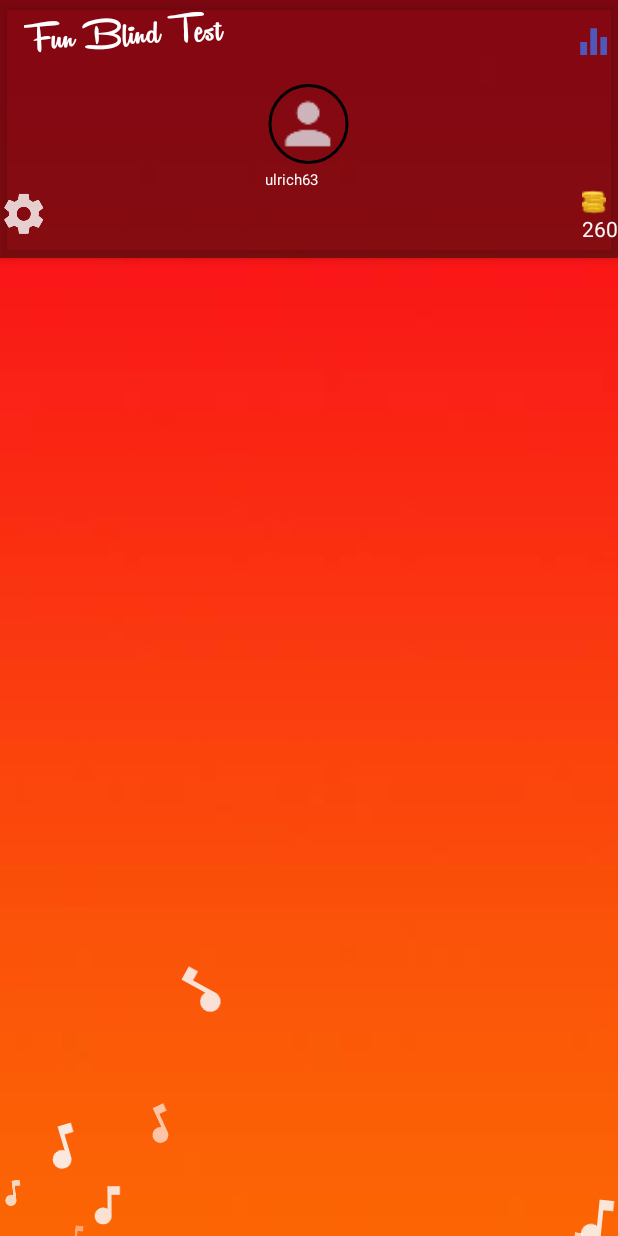
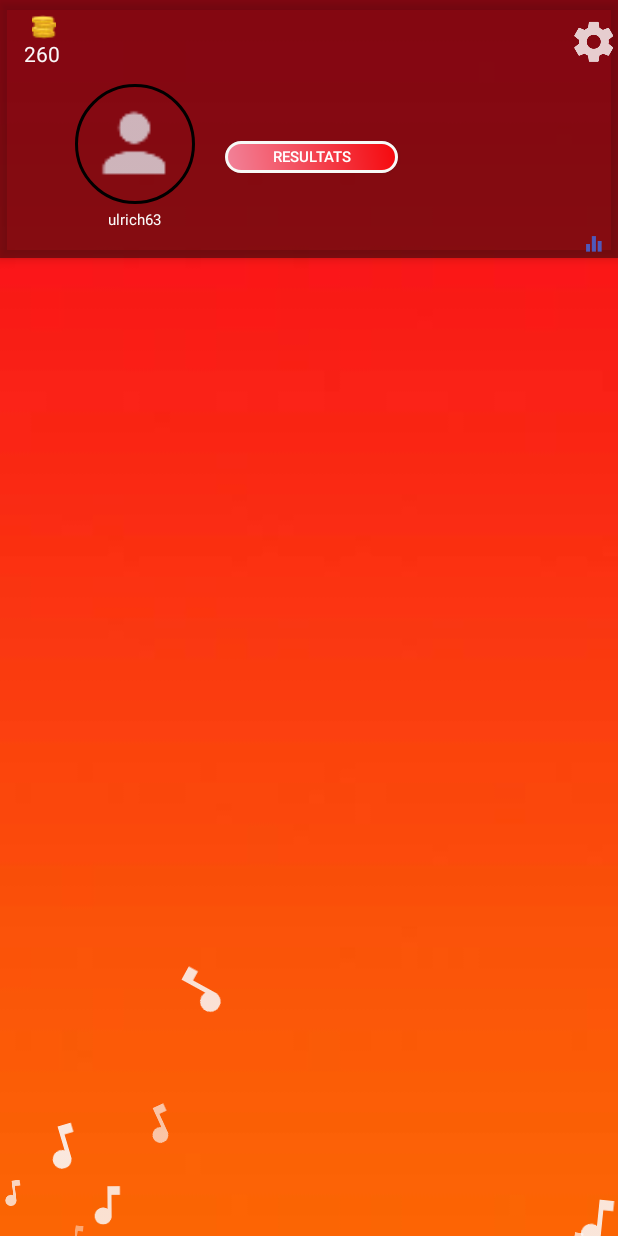
Before and after one commit to blackcypher/BlindTestFun, an Android app: the HomeActivity screen opened directly, with no data from a screen before it, on a phone screen of 412 x 824 dp. Run offline under Robolectric (Android 15) with nearby library versions, the phone set to English and light mode, and no system bars; our stand-ins replace CircleImageView; 2 statements that could not run were skipped.

Commit message:
refractor home activity

```diff
--- a/app/src/main/res/layout/activity_home.xml
+++ b/app/src/main/res/layout/activity_home.xml
@@ -30,63 +30,6 @@
                 android:layout_height="wrap_content"
                 app:popupTheme="@style/AppTheme.PopupOverlay">
 
-                <LinearLayout
-                    android:id="@+id/lin_title"
-                    android:layout_width="200dp"
-                    android:layout_height="40dp"
-                    android:orientation="horizontal" />
-
-
-                <ImageView
-                    android:id="@+id/statistics"
-                    android:layout_width="wrap_content"
-                    android:layout_height="wrap_content"
-                    android:layout_gravity="right"
-                    android:src="@drawable/statistics" />
-
-            </android.support.v7.widget.Toolbar>
-
-            <LinearLayout
-                android:id="@+id/lin_profile"
-                android:layout_width="wrap_content"
-                android:layout_height="wrap_content"
-                android:layout_gravity="center"
-                android:orientation="vertical">
-
-                <de.hdodenhof.circleimageview.CircleImageView
-                    xmlns:app="http://schemas.android.com/apk/res-auto"
-                    android:id="@+id/profile_image"
-                    android:layout_width="58dp"
-                    android:layout_height="53dp"
-                    android:src="@drawable/profile"
-                    app:civ_border_color="#FF000000"
-                    app:civ_border_width="2dp" />
-
-                <TextView
-                    android:id="@+id/login"
-                    android:layout_width="wrap_content"
-                    android:layout_height="wrap_content"
-                    android:layout_marginTop="3dp"
-                    android:textSize="10dp"
-                    android:gravity="center"
-                    android:text="ulrich63"
-                    android:textColor="#fafaf9" />
-
-            </LinearLayout>
-
-
-            <RelativeLayout
-                android:id="@+id/lin_settings"
-                android:layout_width="match_parent"
-                android:layout_height="wrap_content"
-                android:orientation="horizontal">
-
-                <ImageView
-                    android:id="@+id/settings"
-                    android:layout_width="wrap_content"
-                    android:layout_height="wrap_content"
-                    android:layout_alignParentLeft="true"
-                    android:src="@drawable/settings" />
 
                 <LinearLayout
                     android:id="@+id/lin_coins"
@@ -99,6 +42,7 @@
                         android:id="@+id/coins"
                         android:layout_width="wrap_content"
                         android:layout_height="wrap_content"
+                        android:layout_marginLeft="5dp"
                         android:src="@drawable/coins" />
 
                     <TextView
@@ -108,7 +52,79 @@
                         android:textColor="@color/colorAccent" />
                 </LinearLayout>
 
-            </RelativeLayout>
+
+                <RelativeLayout
+                    android:id="@+id/lin_settings"
+                    android:layout_width="match_parent"
+                    android:layout_height="wrap_content"
+                    android:gravity="right"
+                    android:orientation="horizontal">
+
+                    <ImageView
+                        android:id="@+id/settings"
+                        android:layout_width="wrap_content"
+                        android:layout_height="wrap_content"
+                        android:layout_alignParentLeft="true"
+                        android:src="@drawable/settings" />
+
+                </RelativeLayout>
+
+            </android.support.v7.widget.Toolbar>
+
+
+            <LinearLayout
+                android:layout_width="match_parent"
+                android:layout_height="wrap_content"
+                android:layout_gravity="left"
+                android:orientation="horizontal">
+
+                <LinearLayout
+                    android:id="@+id/lin_profile"
+                    android:layout_width="wrap_content"
+                    android:layout_height="wrap_content"
+                    android:layout_gravity="left"
+                    android:layout_marginLeft="50dp"
+                    android:orientation="vertical">
+
+                    <de.hdodenhof.circleimageview.CircleImageView xmlns:app="http://schemas.android.com/apk/res-auto"
+                        android:id="@+id/profile_image"
+                        android:layout_width="80dp"
+                        android:layout_height="80dp"
+                        android:src="@drawable/profile"
+                        app:civ_border_color="#FF000000"
+                        app:civ_border_width="2dp" />
+
+                    <TextView
+                        android:id="@+id/login"
+                        android:layout_width="wrap_content"
+                        android:layout_height="wrap_content"
+                        android:layout_gravity="center"
+                        android:layout_marginTop="3dp"
+                        android:gravity="center"
+                        android:text="ulrich63"
+                        android:textColor="#fafaf9"
+                        android:textSize="10dp" />
+
+                </LinearLayout>
+
+                <Button
+                    android:layout_width="115dp"
+                    android:layout_height="21dp"
+                    android:layout_gravity="center"
+                    android:layout_marginLeft="20dp"
+                    android:background="@drawable/shape_google"
+                    android:text="resultats"
+                    android:textSize="10dp" />
+
+            </LinearLayout>
+
+
+            <ImageView
+                android:id="@+id/statistics"
+                android:layout_width="wrap_content"
+                android:layout_height="wrap_content"
+                android:layout_gravity="right"
+                android:src="@drawable/statistics" />
 
         </android.support.design.widget.AppBarLayout>
 
```
